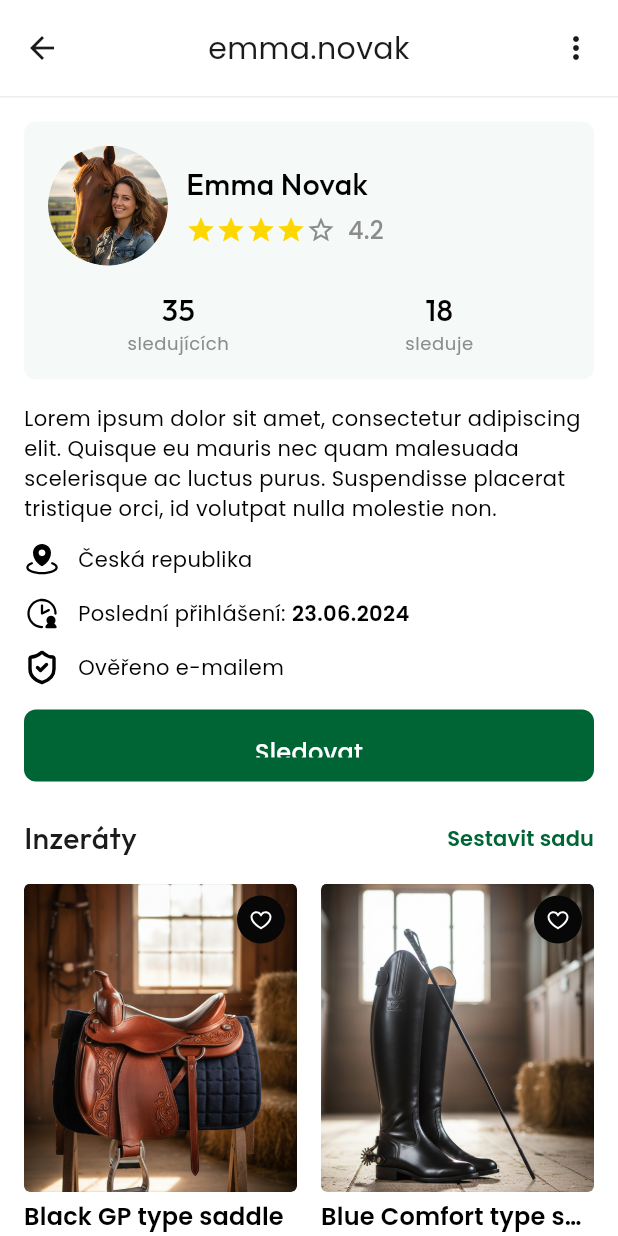
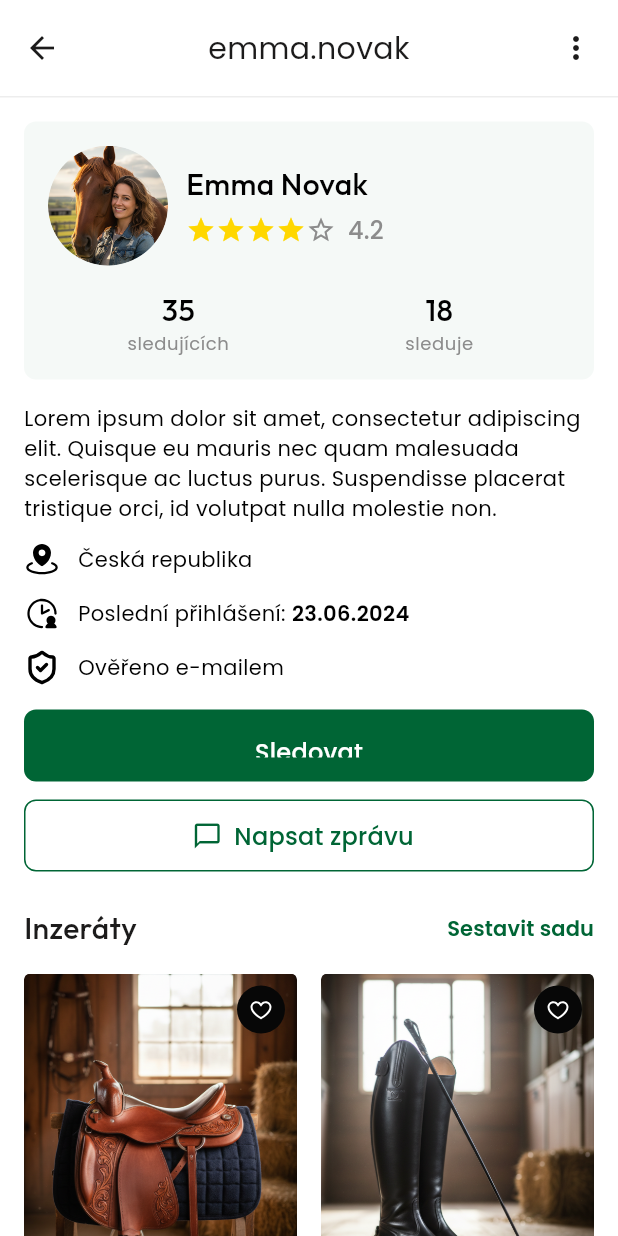
Before and after one commit to martintellinger/eqqu, a Flutter app: the BuyerViewSellerScreen screen opened directly, on a phone screen of 412 x 824 dp. Run offline on Flutter 3.47's test engine with Material 3 defaults, Android fonts, the phone set to English and light mode, and no system bars; our stand-ins replace flutter_svg.

Commit message:
Add seller profile and message navigation links everywhere
- reviews_screen: tap reviewer avatar/name → BuyerViewSellerScreen
- chat_detail_screen: tap seller name subtitle → BuyerViewSellerScreen
- buyer_view_seller_screen: add 'Napsat zprávu' outlined button
- app_header: add onSubtitleTap callback with accent color

https://claude.ai/code/session_012waFykv5wBbLFNTaJFeXrN

```diff
--- a/lib/screens/buyer_view_seller_screen.dart
+++ b/lib/screens/buyer_view_seller_screen.dart
@@ -3,6 +3,7 @@ import 'package:flutter_svg/flutter_svg.dart';
 import 'package:eqqu/widgets/app_header.dart';
 import 'package:eqqu/screens/product_detail_screen.dart';
 import 'package:eqqu/screens/reviews_screen.dart';
+import 'package:eqqu/screens/chat_detail_screen.dart';
 import 'package:eqqu/utils/blur_overlay.dart';
 
 class BuyerViewSellerScreen extends StatefulWidget {
@@ -618,6 +619,49 @@ class _BuyerViewSellerScreenState extends State<BuyerViewSellerScreen> {
                     ),
                   ),
 
+                  // Message seller button
+                  Padding(
+                    padding: const EdgeInsets.fromLTRB(16, 12, 16, 0),
+                    child: SizedBox(
+                      width: double.infinity,
+                      height: 48,
+                      child: OutlinedButton.icon(
+                        onPressed: () {
+                          Navigator.push(
+                            context,
+                            MaterialPageRoute(
+                              builder: (_) => const ChatDetailScreen(
+                                name: 'Emma Novak',
+                                initials: 'EN',
+                                avatarImage: 'assets/images/avatar_1.png',
+                                productImage: 'assets/images/product_01.png',
+                                productName: 'Black GP type saddle',
+                              ),
+                            ),
+                          );
+                        },
+                        icon: Icon(Icons.chat_bubble_outline, size: 20, color: cs.primary),
+                        label: Text(
+                          'Napsat zprávu',
+                          style: TextStyle(
+                            fontFamily: 'Poppins',
+                            fontSize: 16,
+                            fontWeight: FontWeight.w500,
+                            color: cs.primary,
+                            letterSpacing: 0.15,
+                            height: 24 / 16,
+                          ),
+                        ),
+                        style: OutlinedButton.styleFrom(
+                          side: BorderSide(color: cs.primary),
+                          shape: RoundedRectangleBorder(
+                            borderRadius: BorderRadius.circular(8),
+                          ),
+                        ),
+                      ),
+                    ),
+                  ),
+
                   // "Inzeráty" section title with "Sestavit sadu" link
                   Padding(
                     padding: const EdgeInsets.fromLTRB(16, 24, 16, 0),
--- a/lib/widgets/app_header.dart
+++ b/lib/widgets/app_header.dart
@@ -9,6 +9,7 @@ class AppHeader extends StatelessWidget {
   final String? subtitle;
   final bool showBack;
   final VoidCallback? onBack;
+  final VoidCallback? onSubtitleTap;
   final Widget? trailing;
 
   const AppHeader({
@@ -17,6 +18,7 @@ class AppHeader extends StatelessWidget {
     this.subtitle,
     this.showBack = false,
     this.onBack,
+    this.onSubtitleTap,
     this.trailing,
   });
 
@@ -61,19 +63,22 @@ class AppHeader extends StatelessWidget {
                         maxLines: 1,
                       ),
                       if (subtitle != null)
-                        Text(
+                        GestureDetector(
+                          onTap: onSubtitleTap,
+                          child: Text(
                             subtitle!,
                             style: TextStyle(
                               fontFamily: 'Poppins',
                               fontSize: 12,
                               fontWeight: FontWeight.w500,
-                            color: cs.onSurfaceVariant,
+                              color: onSubtitleTap != null ? cs.surfaceTint : cs.onSurfaceVariant,
                               letterSpacing: 0.5,
                               height: 16 / 12,
                             ),
                             textAlign: TextAlign.center,
                             overflow: TextOverflow.ellipsis,
                             maxLines: 1,
+                          ),
                         ),
                     ],
                   ),
```
Also changed, not shown: lib/screens/chat_detail_screen.dart (+7 -0 lines), lib/screens/reviews_screen.dart (+12 -3 lines), 3 other files. Lines whose indentation alone changed are shown as unchanged.
